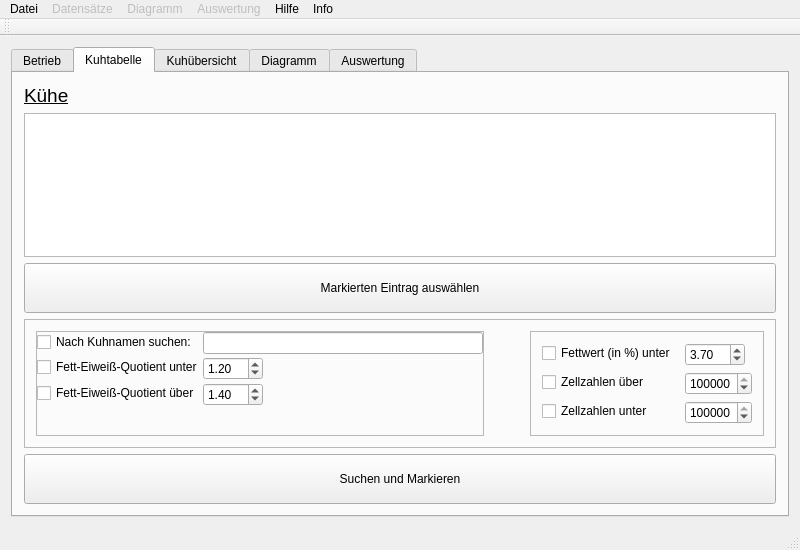
Old version of the form mainwindow.ui in the repository kuhmuckl/kuhmuckl.
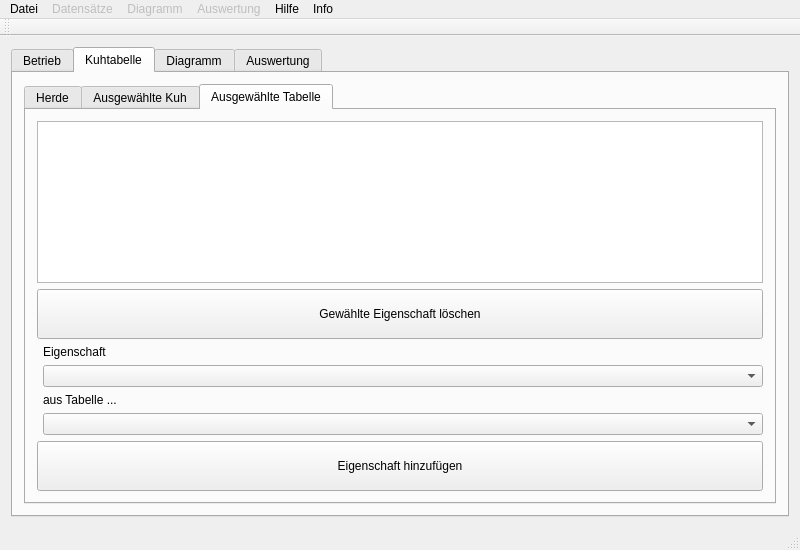
New version of the form. The open tabs and pages were chosen to show the change.

What changed in the file:
```diff
--- a/mainwindow.ui
+++ b/mainwindow.ui
@@ -138,6 +138,16 @@
        </attribute>
        <layout class="QVBoxLayout" name="verticalLayout_3">
         <item>
+         <widget class="QTabWidget" name="tabWidgetCows">
+          <property name="currentIndex">
+           <number>0</number>
+          </property>
+          <widget class="QWidget" name="tab_Cows_Home">
+           <attribute name="title">
+            <string>Herde</string>
+           </attribute>
+           <layout class="QVBoxLayout" name="verticalLayout_7">
+            <item>
          <widget class="QLabel" name="lab_CowsDescription">
           <property name="font">
            <font>
@@ -162,7 +172,7 @@
            </size>
           </property>
           <property name="text">
-           <string>Markierten Eintrag auswählen</string>
+               <string>Markierte Kuh einzeln betrachten</string>
           </property>
          </widget>
         </item>
@@ -379,7 +389,7 @@
            </size>
           </property>
           <property name="text">
-           <string>Suchen und Markieren</string>
+               <string>In neuer Tabelle zusammenstellen</string>
           </property>
          </widget>
         </item>
@@ -390,7 +400,7 @@
         <bool>true</bool>
        </property>
        <attribute name="title">
-        <string>Kuhübersicht</string>
+            <string>Ausgewählte Kuh</string>
        </attribute>
        <layout class="QVBoxLayout" name="verticalLayout_4">
         <item>
@@ -420,6 +430,73 @@
           <property name="text">
            <string>Änderungen speichern</string>
           </property>
+             </widget>
+            </item>
+           </layout>
+          </widget>
+          <widget class="QWidget" name="tab_CowTable">
+           <attribute name="title">
+            <string>Ausgewählte Tabelle</string>
+           </attribute>
+           <layout class="QVBoxLayout" name="verticalLayout_14">
+            <item>
+             <widget class="QTableWidget" name="tableWidget"/>
+            </item>
+            <item>
+             <widget class="QPushButton" name="pushButton">
+              <property name="minimumSize">
+               <size>
+                <width>0</width>
+                <height>50</height>
+               </size>
+              </property>
+              <property name="text">
+               <string>Gewählte Eigenschaft löschen</string>
+              </property>
+             </widget>
+            </item>
+            <item>
+             <layout class="QFormLayout" name="fl_ReportProperties_3">
+              <property name="fieldGrowthPolicy">
+               <enum>QFormLayout::AllNonFixedFieldsGrow</enum>
+              </property>
+              <item row="0" column="1">
+               <widget class="QLabel" name="lab_Property_3">
+                <property name="text">
+                 <string>Eigenschaft</string>
+                </property>
+               </widget>
+              </item>
+              <item row="1" column="1">
+               <widget class="QComboBox" name="cob_Property_3"/>
+              </item>
+              <item row="2" column="1">
+               <widget class="QLabel" name="lab_FromTable_3">
+                <property name="text">
+                 <string>aus Tabelle ...</string>
+                </property>
+               </widget>
+              </item>
+              <item row="3" column="1">
+               <widget class="QComboBox" name="cob_FromTable_3"/>
+              </item>
+             </layout>
+            </item>
+            <item>
+             <widget class="QPushButton" name="pb_AddProperty_3">
+              <property name="minimumSize">
+               <size>
+                <width>0</width>
+                <height>50</height>
+               </size>
+              </property>
+              <property name="text">
+               <string>Eigenschaft hinzufügen</string>
+              </property>
+             </widget>
+            </item>
+           </layout>
+          </widget>
          </widget>
         </item>
        </layout>
```
Left out of the diff: 3 changed lines with no effect on the pictures. Lines whose indentation alone changed are shown as unchanged.
